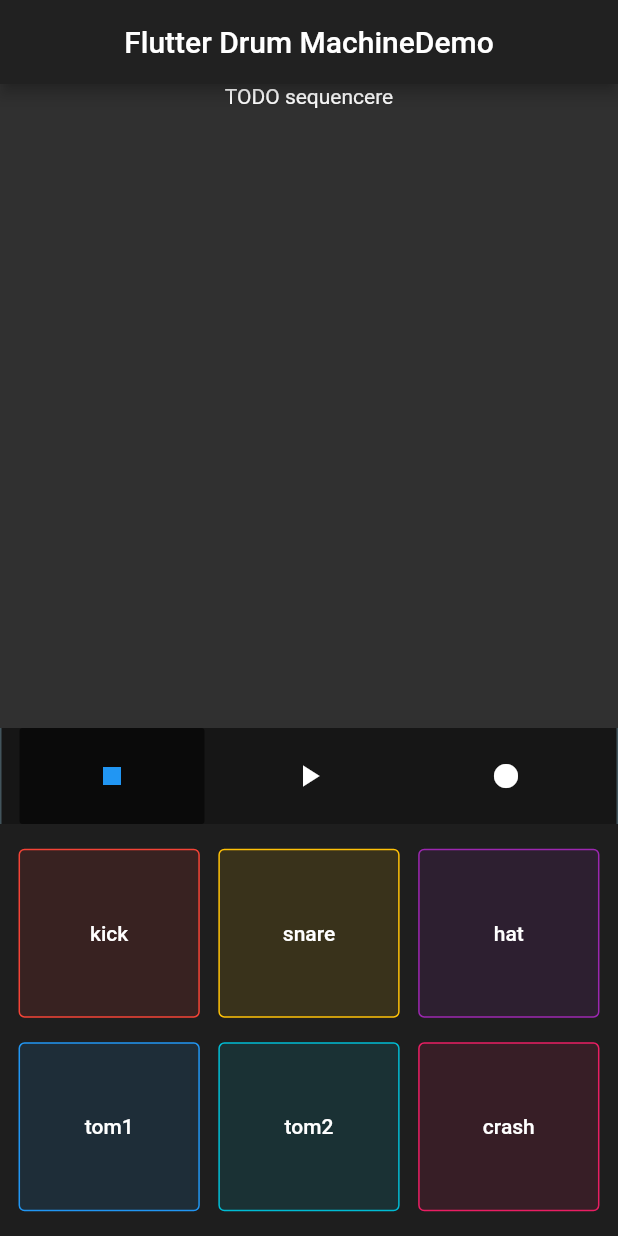
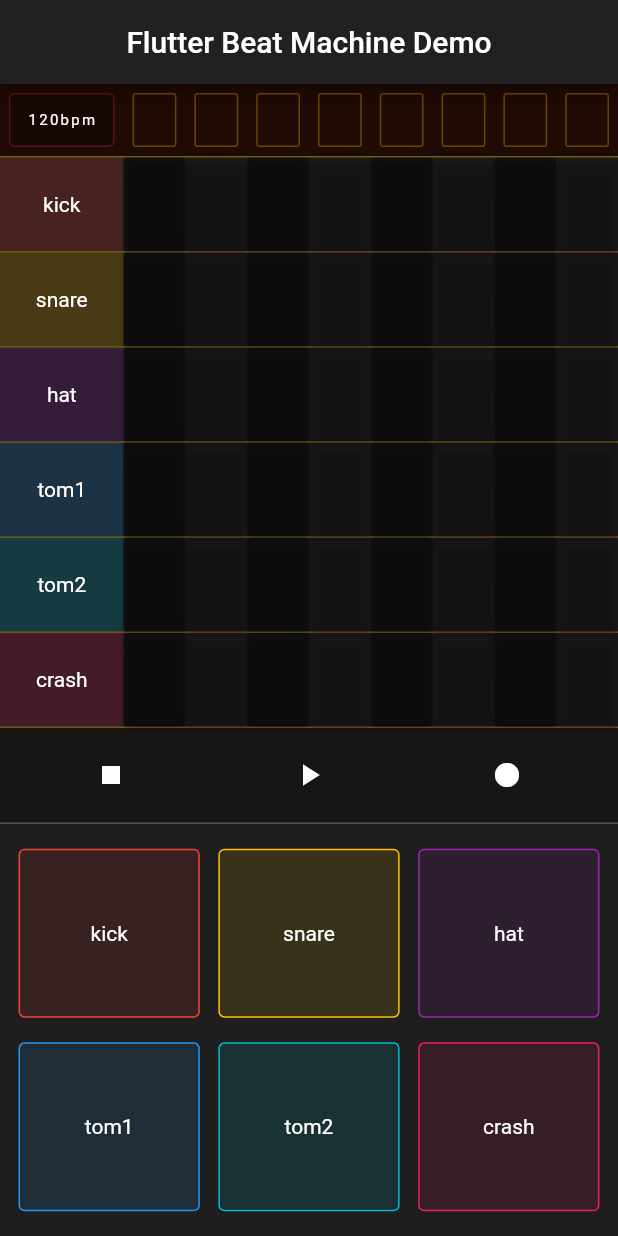
Before and after one commit to kenreilly/flutter-drum-machine-demo, a Flutter app: the screen it shows after launch, on a phone screen of 412 x 824 dp. Run offline on Flutter 3.47's test engine with Material 2 defaults, Android fonts, the phone set to English and light mode, and no system bars; our stand-ins replace audioplayers.

```diff
--- a/lib/main.dart
+++ b/lib/main.dart
@@ -1,22 +1,23 @@
 import 'package:flutter/material.dart';
 import 'package:flutter/services.dart';
-import 'package:flutter_drum_machine_demo/pad-bank.dart';
-import 'package:flutter_drum_machine_demo/sample-player.dart';
-import 'package:flutter_drum_machine_demo/transport.dart';
-
+import 'package:flutter_drum_machine_demo/services/sampler.dart';
+import 'package:flutter_drum_machine_demo/views/display.dart';
+import 'package:flutter_drum_machine_demo/views/sequencer.dart';
+import 'package:flutter_drum_machine_demo/views/transport.dart';
+import 'package:flutter_drum_machine_demo/views/pad-bank.dart';
 
 void main() async {
 
 	WidgetsFlutterBinding.ensureInitialized();
 	SystemChrome.setPreferredOrientations([DeviceOrientation.portraitUp]);
 
-	await SamplePlayer.init();
+	await Sampler.init();
 	runApp(Game());
 }
 
 class Game extends StatelessWidget {
 
-	final String _title = "Flutter Drum MachineDemo";
+	final String _title = "Flutter Beat Machine Demo";
 
 	@override
 	Widget build(BuildContext context) {
@@ -29,7 +30,8 @@ class Game extends StatelessWidget {
 				body: Column(
 					mainAxisAlignment: MainAxisAlignment.spaceBetween,
 					children: [
-						Expanded(child: Text("TODO sequencere")),
+						Display(),
+						Sequencer(),
 						Transport(),
 						PadBank()
 					]
--- a/lib/sequencer.dart
+++ /dev/null
@@ -1,9 +0,0 @@
-
-import 'dart:async';
-
-abstract class Sequencer {
-
-	StreamController input = StreamController.broadcast();
-
-
-}
--- /dev/null
+++ b/lib/services/audio-engine.dart
@@ -0,0 +1,94 @@
+import 'dart:async';
+import 'dart:math';
+import 'package:flutter_drum_machine_demo/services/sampler.dart';
+
+enum ControlState { READY, PLAY, RECORD }
+
+class Event { }
+class TickEvent extends Event {}
+
+class ControlEvent extends Event {
+	ControlEvent(this.state);
+	ControlState state;
+}
+
+class AudioEvent extends Event {
+	AudioEvent(this.sample);
+	DRUM_SAMPLE sample;
+}
+
+class Signal {}
+
+abstract class AudioEngine {
+
+	static ControlState _state = ControlState.READY;
+	static get state => _state;
+
+	static double _bpm = 120.0;
+	static set bpm(x) { _bpm = x; _signal.add(x); }
+	static get bpm => _bpm;
+
+	static int step = 0;
+
+	static Duration get _tick => Duration(milliseconds: 500); // 1/2 of sequencer length = 4 beats
+
+	static Timer _timer;
+
+	static StreamController<Signal> _signal = StreamController<Signal>.broadcast();
+	static Future<void> close() => _signal.close(); // Not used but required by SDK
+
+	static StreamSubscription<Signal> listen(Function(Signal) onData) => _signal.stream.listen(onData);
+
+	static void on<T extends Event>(Event event) {
+
+		switch (T) {
+
+			case TickEvent:
+				if (AudioEngine.state != ControlState.PLAY) { return; }
+				return next();
+
+			case AudioEvent:
+				print("auio");
+				break;
+
+			case ControlEvent:
+				return control(event);
+		}
+	}
+
+	static control(ControlEvent event) {
+
+		_state = event.state;
+
+		if (_timer != null) { _timer.cancel(); }
+
+		switch (_state) {
+
+			case ControlState.PLAY:
+				_timer = Timer.periodic(_tick, (t) => on<TickEvent>(TickEvent()));
+				break;
+
+			case ControlState.RECORD:
+				// TODO: Handle this case.
+				break;
+
+			case ControlState.READY:
+			default:
+				break;
+		}
+
+		_signal.add(Signal());
+	}
+
+	static void next() {
+
+		step = (step == 7) ? 0 : step + 1;
+		_signal.add(Signal());
+	}
+
+	static void record() {
+
+	}
+
+
+}
--- a/lib/sample-player.dart
+++ b/lib/services/sampler.dart
@@ -1,11 +1,11 @@
-
-
+import 'dart:async';
 import 'package:audioplayers/audio_cache.dart';
 import 'package:audioplayers/audioplayers.dart';
+import 'package:flutter/material.dart';
 
 enum DRUM_SAMPLE { KICK, SNARE, HAT, TOM1, TOM2, CRASH }
 
-abstract class SamplePlayer {
+abstract class Sampler {
 
 	static String _ext = '.wav';
 
@@ -18,6 +18,15 @@ abstract class SamplePlayer {
 		DRUM_SAMPLE.CRASH: 'crash'
 	};
 
+	static List<Color> colors = [
+		Colors.red,
+		Colors.amber,
+		Colors.purple,
+		Colors.blue,
+		Colors.cyan,
+		Colors.pink,
+	];
+
 	static List<String> _files = List.generate(samples.length, (i) => samples[DRUM_SAMPLE.values[i]] + _ext);
 
 	static AudioCache _cache = AudioCache(respectSilence: true);
--- a/lib/transport.dart
+++ /dev/null
@@ -1,63 +0,0 @@
-
-import 'package:flutter/material.dart';
-
-enum ControlState { READY, PLAY, RECORD }
-
-class Transport extends StatefulWidget {
-
-	Transport({Key key}) : super(key: key);
-
-	@override
-	_TransportState createState() => _TransportState();
-}
-
-class _TransportState extends State<Transport> {
-
-	ControlState _state = ControlState.READY;
-
-	Map<ControlState, Icon> get _icons => {
-		ControlState.READY: Icon(Icons.stop, color: (_state == ControlState.READY) ? Colors.blue : Colors.white),
-		ControlState.PLAY: Icon(Icons.play_arrow, color: (_state == ControlState.PLAY) ? Colors.green : Colors.white),
-		ControlState.RECORD: Icon(Icons.fiber_manual_record, color: (_state == ControlState.RECORD) ? Colors.red : Colors.white)
-	};
-
-	final BoxDecoration _decoration = BoxDecoration(
-		color: Colors.black54,
-		border: Border.symmetric(vertical: BorderSide(color: Colors.blueGrey.withOpacity(0.6)))
-	);
-
-	void on(ControlState state) {
-
-		switch (state) {
-			case ControlState.READY:
-			case ControlState.PLAY:
-			case ControlState.RECORD:
-		}
-
-		setState(() { _state = state; });
-	}
-
-	@override
-	Widget build(BuildContext context) {
-
-		return Container(
-			decoration: _decoration,
-			height: 64,
-			padding: EdgeInsets.symmetric(horizontal: 8),
-			child: Row(
-				children: List<Widget>.generate(ControlState.values.length, (i) => Expanded(
-					child: SizedBox.expand(
-						child: Container(
-							padding: EdgeInsets.symmetric(horizontal: 4),
-							child: MaterialButton(
-								disabledColor: Colors.black54,
-								onPressed: (_state == ControlState.values[i]) ? null : () => on(ControlState.values[i]),
-								child: _icons[ControlState.values[i]]
-							),
-						)
-					)
-				))
-			)
-		);
-	}
-}
--- /dev/null
+++ b/lib/views/display.dart
@@ -0,0 +1,92 @@
+import 'dart:async';
+
+import 'package:flutter/material.dart';
+import 'package:flutter_drum_machine_demo/services/audio-engine.dart';
+
+class Display extends StatefulWidget {
+
+	Display({Key key}) : super(key: key);
+
+	@override
+	_DisplayState createState() => _DisplayState();
+}
+
+class _DisplayState extends State<Display> {
+
+	Color _color = Color.lerp(Colors.deepOrange, Colors.black, 0.88);
+
+	String get label => "120bpm";
+
+	StreamSubscription<Signal> _stream;
+
+	int _step = 0;
+
+	bool get isRunning => AudioEngine.state == ControlState.PLAY;
+
+	void on<Signal>(Signal s) => setState(() { _step = AudioEngine.step; });
+
+	@override
+	void initState() {
+
+		_stream = AudioEngine.listen(on);
+		super.initState();
+	}
+
+	@override
+	void dispose() {
+
+		_stream.cancel();
+		super.dispose();
+	}
+
+	@override
+	Widget build(BuildContext context) {
+
+		double labelWidth = MediaQuery.of(context).size.width / 5;
+		TextStyle style = Theme.of(context).textTheme.overline;
+
+		return Container(
+			height: 48,
+			color: _color,
+			child: Row(
+				children: <Widget>[
+					Container(
+						padding: EdgeInsets.all(6),
+						width: labelWidth,
+						child: Container(
+							decoration: BoxDecoration(
+								color: Colors.black26,
+								border: Border.all(color: Colors.pink.withOpacity(0.32)),
+								borderRadius: BorderRadius.circular(4),
+							),
+							child: SizedBox.expand(
+								child: MaterialButton(
+									padding: EdgeInsets.zero,
+									onPressed: () {},
+									child: Text(label, style: style)
+								)
+							)
+						)
+					),
+					Expanded(
+						child: Row(
+							crossAxisAlignment: CrossAxisAlignment.stretch,
+							children: List<Widget>.generate(8, (i) =>
+								Expanded(
+									child: Container(
+										margin: EdgeInsets.all(6),
+										decoration: BoxDecoration(
+											color: (_step == i && isRunning) ? Colors.blue.withOpacity(0.2) : Colors.transparent,
+											border: Border.all(color: Colors.amber.withOpacity(0.32)),
+											borderRadius: BorderRadius.circular(2)
+										)
+									)
+								)
+							)
+						)
+					)
+				]
+			)
+		);
+	}
+}
--- a/lib/pad-bank.dart
+++ b/lib/views/pad-bank.dart
@@ -1,6 +1,5 @@
-
 import 'package:flutter/material.dart';
-import 'package:flutter_drum_machine_demo/pad.dart';
+import 'package:flutter_drum_machine_demo/views/pad.dart';
 
 class PadBank extends StatelessWidget {
 
--- a/lib/pad.dart
+++ b/lib/views/pad.dart
@@ -1,6 +1,6 @@
 
 import 'package:flutter/material.dart';
-import 'package:flutter_drum_machine_demo/sample-player.dart';
+import 'package:flutter_drum_machine_demo/services/sampler.dart';
 
 class Pad extends StatelessWidget {
 
@@ -10,22 +10,13 @@ class Pad extends StatelessWidget {
 	final double width;
 	final int value;
 
-	static List<Color> _colors = [
-		Colors.red,
-		Colors.amber,
-		Colors.purple,
-		Colors.blue,
-		Colors.cyan,
-		Colors.pink,
-	];
-
 	DRUM_SAMPLE get sample => DRUM_SAMPLE.values[value];
 
-	String get name => SamplePlayer.samples[sample];
+	String get name => Sampler.samples[sample];
 
-	Color get color => _colors[sample.index];
+	Color get color => Sampler.colors[sample.index];
 
-	void on() => SamplePlayer.play(sample);
+	void on() => Sampler.play(sample);
 
 	@override
 	Widget build(BuildContext context) {
@@ -41,10 +32,10 @@ class Pad extends StatelessWidget {
 					color: color.withOpacity(0.12)
 				),
 				child: SizedBox.expand(
-					child: MaterialButton(
-						splashColor: Color.lerp(color, Colors.black, .8),
-						child: Text(name),
-						onPressed: on
+					child: InkWell(
+						child: Center(child: Text(name)),
+						enableFeedback: false,
+						onTap: on,
 					)
 				)
 			)
--- /dev/null
+++ b/lib/views/sequencer.dart
@@ -0,0 +1,55 @@
+import 'package:flutter/material.dart';
+import 'package:flutter_drum_machine_demo/services/sampler.dart';
+import 'package:flutter_drum_machine_demo/views/track.dart';
+
+class Sequencer extends StatefulWidget {
+
+	Sequencer({Key key}) : super(key: key);
+
+	@override
+	_SequencerState createState() => _SequencerState();
+}
+
+class _SequencerState extends State<Sequencer> {
+
+	BorderSide _border = BorderSide(color: Colors.amber.withOpacity(0.4));
+
+	@override
+	Widget build(BuildContext context) {
+
+		double labelWidth = MediaQuery.of(context).size.width / 5;
+
+		return Expanded(
+			child: Container(
+
+				decoration: BoxDecoration(
+					border: Border(top: _border),
+					color: Colors.black45,
+				),
+				child: Column(
+					children: List<Widget>.generate(Sampler.samples.length, (i) =>
+						Expanded(
+							child: Container(
+								decoration: BoxDecoration(border: Border(bottom: _border)),
+								child: Row(
+									crossAxisAlignment: CrossAxisAlignment.stretch,
+									children: <Widget>[
+										InkWell(
+											onTap: () { Sampler.play(DRUM_SAMPLE.values[i]); },
+											child: Container(
+												width: labelWidth,
+												color: Sampler.colors[i].withOpacity(0.2),
+												child: Center(child: Text(Sampler.samples[DRUM_SAMPLE.values[i]]))
+											),
+										),
+										Track(sample: DRUM_SAMPLE.values[i])
+									]
+								)
+							)
+						)
+					),
+				)
+			)
+		);
+	}
+}
--- /dev/null
+++ b/lib/views/track.dart
@@ -0,0 +1,35 @@
+import 'package:flutter/material.dart';
+import 'package:flutter_drum_machine_demo/services/sampler.dart';
+
+class Track extends StatefulWidget {
+
+	Track({ Key key, @required this.sample }) : super(key: key);
+
+	final DRUM_SAMPLE sample;
+
+	@override
+	_TrackState createState() => _TrackState();
+}
+
+class _TrackState extends State<Track> {
+
+	@override
+	Widget build(BuildContext context) {
+
+		return Expanded(
+			child: Row(
+				crossAxisAlignment: CrossAxisAlignment.stretch,
+				children: List<Widget>.generate(8, (i) =>
+					Expanded(
+						child: SizedBox.expand(
+							child:  MaterialButton(
+								color: (i % 2 == 0) ? Colors.black38 : Colors.transparent,
+								onPressed: () {},
+							)
+						)
+					)
+				)
+			)
+		);
+	}
+}
--- /dev/null
+++ b/lib/views/transport.dart
@@ -0,0 +1,73 @@
+import 'dart:async';
+
+import 'package:flutter/material.dart';
+import 'package:flutter_drum_machine_demo/services/audio-engine.dart';
+
+class Transport extends StatefulWidget {
+
+	Transport({Key key}) : super(key: key);
+
+	@override
+	_TransportState createState() => _TransportState();
+}
+
+class _TransportState extends State<Transport> {
+
+	StreamSubscription<Signal> _stream;
+	ControlState _state;
+
+	Map<ControlState, Icon> get _icons => {
+		ControlState.READY: Icon(Icons.stop, color: (_state == ControlState.READY) ? Colors.blue : Colors.white),
+		ControlState.PLAY: Icon(Icons.play_arrow, color: (_state == ControlState.PLAY) ? Colors.green : Colors.white),
+		ControlState.RECORD: Icon(Icons.fiber_manual_record, color: (_state == ControlState.RECORD) ? Colors.red : Colors.white)
+	};
+
+	final BoxDecoration _decoration = BoxDecoration(
+		color: Colors.black54,
+		border: Border(bottom: BorderSide(color: Colors.blueGrey.withOpacity(0.6)))
+	);
+
+	void on<Signal>(Signal signal) => setState(() => _state = AudioEngine.state );
+
+	void onTap(ControlState state) => AudioEngine.on<ControlEvent>(ControlEvent(state));
+
+	@override
+	void initState() {
+
+		_stream = AudioEngine.listen(on);
+		super.initState();
+	}
+
+	@override
+	void dispose() {
+
+		_stream.cancel();
+		super.dispose();
+	}
+
+	@override
+	Widget build(BuildContext context) {
+
+		return Container(
+			decoration: _decoration,
+			height: 64,
+			padding: EdgeInsets.symmetric(horizontal: 8),
+			child: Row(
+				children: List<Widget>.generate(ControlState.values.length, (i) =>
+					Expanded(
+						child: SizedBox.expand(
+							child: Container(
+								padding: EdgeInsets.symmetric(horizontal: 4),
+								child: MaterialButton(
+									disabledColor: Colors.black54,
+									onPressed: (_state == ControlState.values[i]) ? null : () => onTap(ControlState.values[i]),
+									child: _icons[ControlState.values[i]]
+								),
+							)
+						)
+					)
+				)
+			)
+		);
+	}
+}
```
Also changed, not shown: 1 other file.
